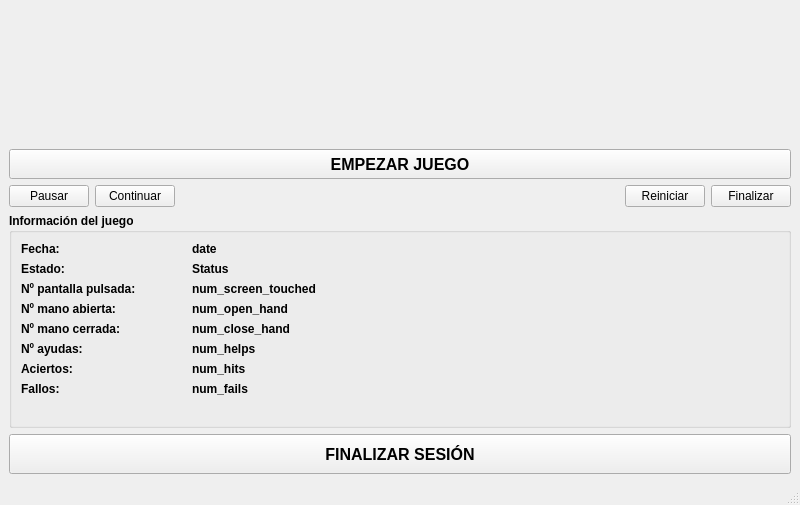
Before: the Qt Designer form components/adminGame/src/AdminInterface.ui in robocomp/euroage-tv, drawn with Qt 5.
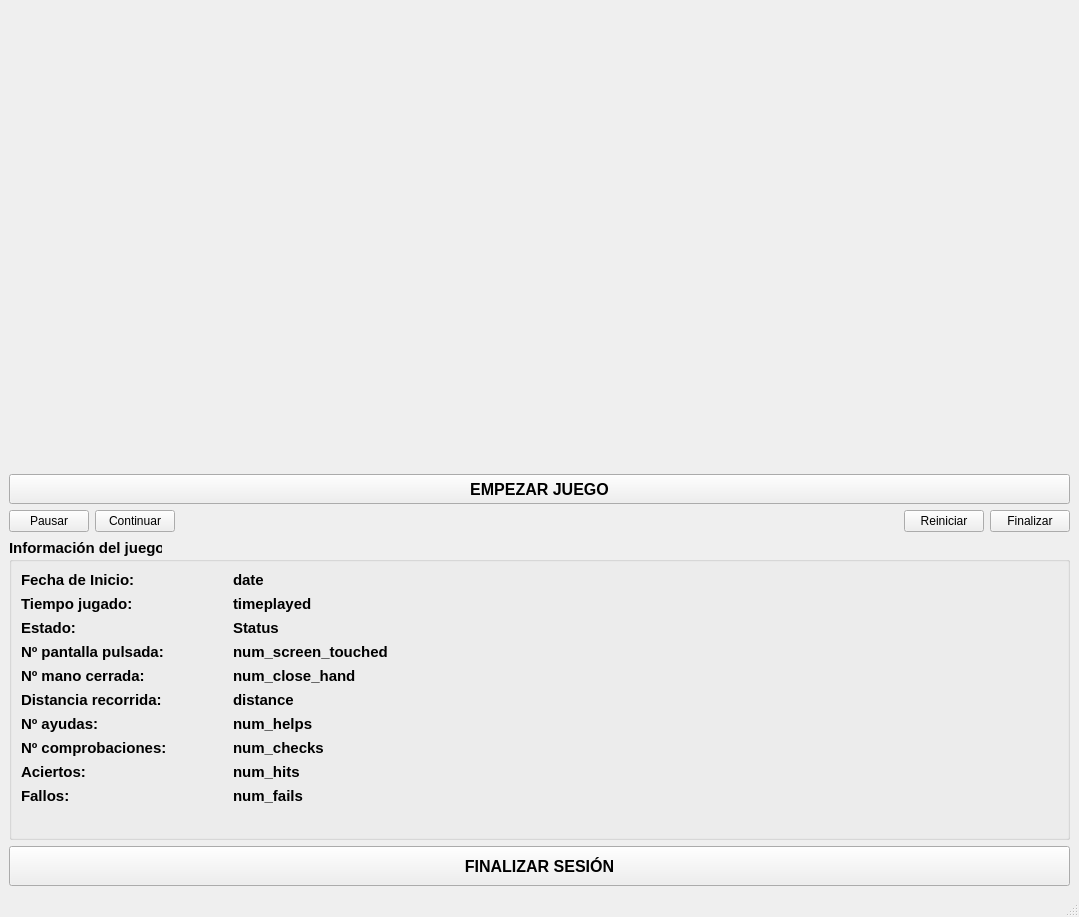
After: the same form once the commit is applied. Custom widgets are drawn as their Qt base class.

Commit message: Modifications in admin game to show the metrics recieved with gameMetrics

Patch:
```diff
--- a/components/adminGame/src/AdminInterface.ui
+++ b/components/adminGame/src/AdminInterface.ui
@@ -6,8 +6,8 @@
    <rect>
     <x>0</x>
     <y>0</y>
-    <width>800</width>
-    <height>505</height>
+    <width>1079</width>
+    <height>917</height>
    </rect>
   </property>
   <property name="windowTitle">
@@ -30,7 +30,11 @@
      </widget>
     </item>
     <item>
-     <widget class="QImageWidget" name="admin_image" native="true"/>
+     <widget class="QImageWidget" name="admin_image" native="true">
+      <zorder>groupBox</zorder>
+      <zorder>groupBox</zorder>
+      <zorder>groupBox</zorder>
+     </widget>
     </item>
     <item>
      <widget class="QPushButton" name="start_game_button">
@@ -113,7 +117,7 @@
      <widget class="QGroupBox" name="groupBox">
       <property name="font">
        <font>
-        <pointsize>9</pointsize>
+        <pointsize>11</pointsize>
         <weight>75</weight>
         <bold>true</bold>
        </font>
@@ -128,7 +132,7 @@
        <item row="1" column="0">
         <widget class="QLabel" name="label_8">
          <property name="text">
-          <string>Fecha:</string>
+          <string>Fecha de Inicio:</string>
          </property>
         </widget>
        </item>
@@ -140,40 +144,40 @@
         </widget>
        </item>
        <item row="2" column="0">
+        <widget class="QLabel" name="label_11">
+         <property name="text">
+          <string>Tiempo jugado:</string>
+         </property>
+        </widget>
+       </item>
+       <item row="3" column="0">
         <widget class="QLabel" name="label">
          <property name="text">
           <string>Estado:</string>
          </property>
         </widget>
        </item>
-       <item row="2" column="1">
+       <item row="3" column="1">
         <widget class="QLabel" name="status_label">
          <property name="text">
           <string>Status</string>
          </property>
         </widget>
        </item>
-       <item row="3" column="0">
+       <item row="4" column="0">
         <widget class="QLabel" name="label_5">
          <property name="text">
           <string>Nº pantalla pulsada:               </string>
          </property>
         </widget>
        </item>
-       <item row="3" column="1">
+       <item row="4" column="1">
         <widget class="QLabel" name="num_screentouched_label">
          <property name="text">
           <string>num_screen_touched</string>
          </property>
         </widget>
        </item>
-       <item row="4" column="0">
-        <widget class="QLabel" name="label_3">
-         <property name="text">
-          <string>Nº mano abierta:</string>
-         </property>
-        </widget>
-       </item>
        <item row="5" column="0">
         <widget class="QLabel" name="label_4">
          <property name="text">
@@ -189,58 +193,86 @@
         </widget>
        </item>
        <item row="6" column="0">
+        <widget class="QLabel" name="label_10">
+         <property name="text">
+          <string>Distancia recorrida:</string>
+         </property>
+        </widget>
+       </item>
+       <item row="6" column="1">
+        <widget class="QLabel" name="distance_label">
+         <property name="text">
+          <string>distance</string>
+         </property>
+        </widget>
+       </item>
+       <item row="7" column="0">
         <widget class="QLabel" name="label_6">
          <property name="text">
           <string>Nº ayudas:</string>
          </property>
         </widget>
        </item>
-       <item row="6" column="1">
+       <item row="7" column="1">
         <widget class="QLabel" name="num_helps_label">
          <property name="text">
           <string>num_helps</string>
          </property>
         </widget>
        </item>
-       <item row="7" column="0">
+       <item row="8" column="0">
+        <widget class="QLabel" name="label_3">
+         <property name="text">
+          <string>Nº comprobaciones:</string>
+         </property>
+        </widget>
+       </item>
+       <item row="8" column="1">
+        <widget class="QLabel" name="num_checks_label">
+         <property name="text">
+          <string>num_checks</string>
+         </property>
+        </widget>
+       </item>
+       <item row="9" column="0">
         <widget class="QLabel" name="label_7">
          <property name="text">
           <string>Aciertos:</string>
          </property>
         </widget>
        </item>
-       <item row="7" column="1">
+       <item row="9" column="1">
         <widget class="QLabel" name="num_hits_label">
          <property name="text">
           <string>num_hits</string>
          </property>
         </widget>
        </item>
-       <item row="8" column="0">
+       <item row="10" column="0">
         <widget class="QLabel" name="label_9">
          <property name="text">
           <string>Fallos:</string>
          </property>
         </widget>
        </item>
-       <item row="8" column="1">
+       <item row="10" column="1">
         <widget class="QLabel" name="num_fails_label">
          <property name="text">
           <string>num_fails</string>
          </property>
         </widget>
        </item>
-       <item row="9" column="0">
+       <item row="11" column="0">
         <widget class="QLabel" name="label_2">
          <property name="text">
           <string/>
          </property>
         </widget>
        </item>
-       <item row="4" column="1">
-        <widget class="QLabel" name="num_openhand_label">
+       <item row="2" column="1">
+        <widget class="QLabel" name="timeplayed_label">
          <property name="text">
-          <string>num_open_hand</string>
+          <string>timeplayed</string>
          </property>
         </widget>
        </item>
```
The commit also changes 4 other files.
